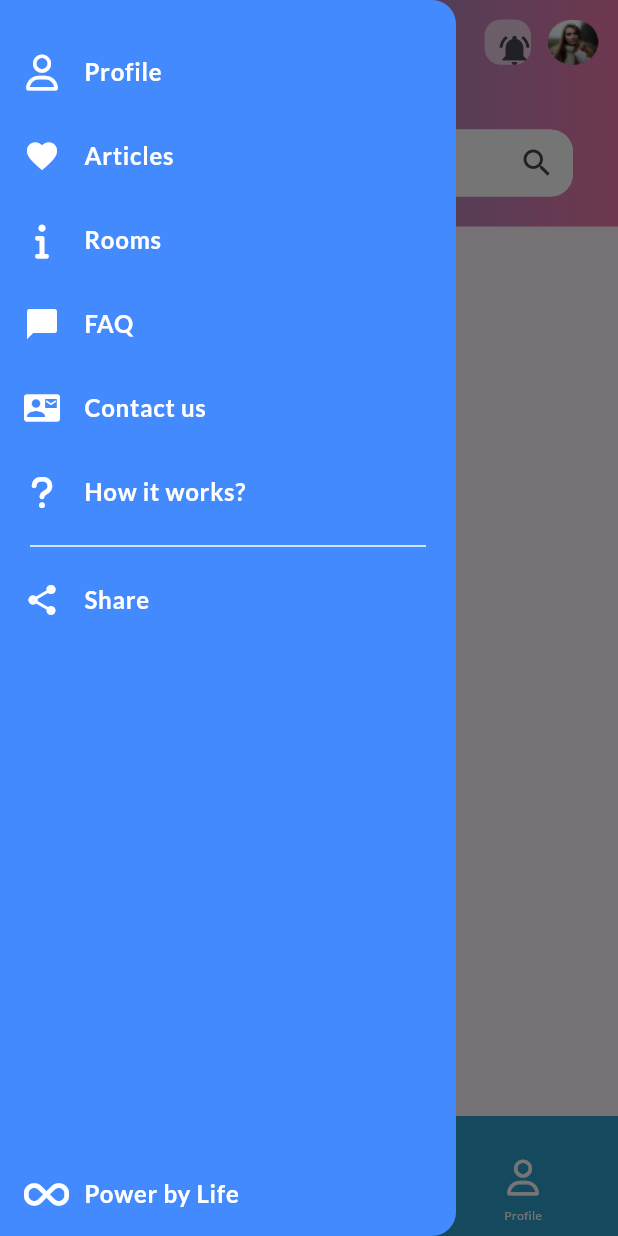
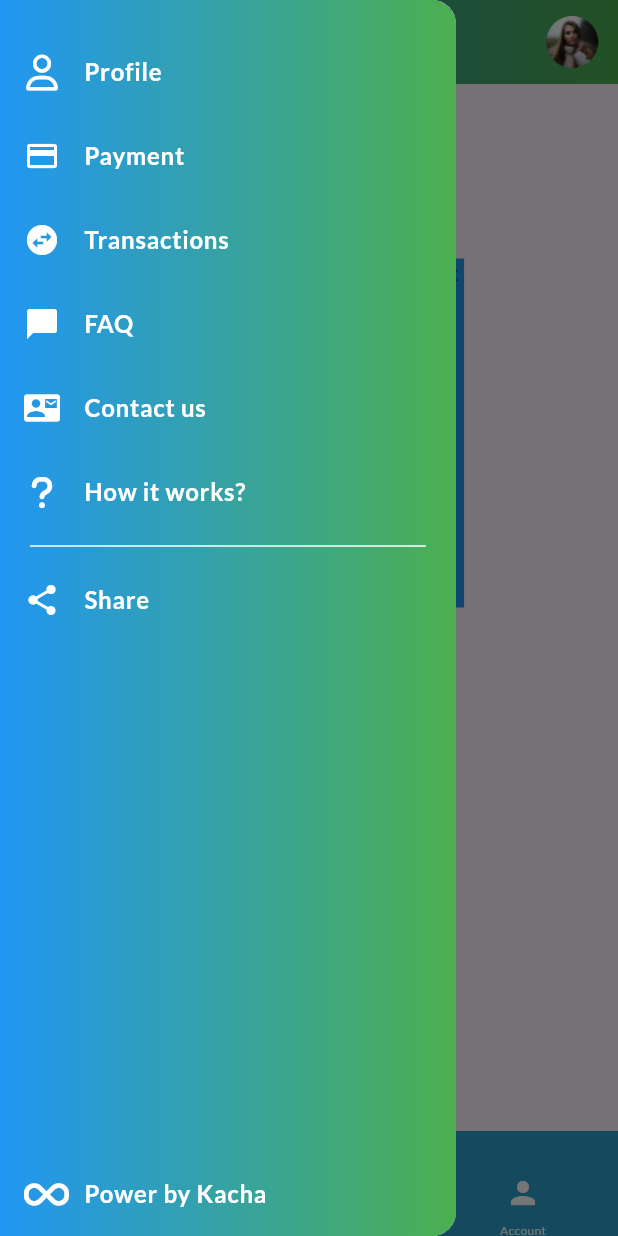
Before and after one commit to gechderib/bill_payment_app, a Flutter app: the MainScreen screen opened by its route, with the side drawer open, on a phone screen of 412 x 824 dp. Run offline on Flutter 3.47's test engine with Material 3 defaults, Android fonts, the phone set to English and light mode, and no system bars; our stand-ins replace font_awesome_flutter, google_fonts; Roboto replaces fonts that are missing (Mulish).

Commit message:
home page design

```diff
--- /dev/null
+++ b/lib/constants/const.dart
@@ -0,0 +1,2 @@
+const double APP_BAR_HEIGHT = 56;
+const double BOTTOM_SHEET_HEIGHT = 70;
--- /dev/null
+++ b/lib/custom_widgets/custom_bottom_menu.dart
@@ -0,0 +1,38 @@
+import 'package:flutter/material.dart';
+import 'package:google_fonts/google_fonts.dart';
+
+class CustomBottomMenu extends StatelessWidget {
+  const CustomBottomMenu(
+      {super.key,
+      required this.onClick,
+      required this.icon,
+      required this.menuName});
+
+  final Function onClick;
+  final IconData icon;
+  final String menuName;
+
+  @override
+  Widget build(BuildContext context) {
+    return Column(
+      mainAxisAlignment: MainAxisAlignment.start,
+      children: [
+        IconButton(
+          padding: const EdgeInsets.only(top: 10),
+          constraints: const BoxConstraints(),
+          onPressed: () => onClick,
+          icon: Icon(
+            icon,
+            color: Colors.white,
+          ),
+        ),
+        Text(
+          menuName,
+          style: GoogleFonts.lato(
+            textStyle: const TextStyle(fontSize: 8, color: Colors.white),
+          ),
+        ),
+      ],
+    );
+  }
+}
--- a/lib/custom_widgets/custom_drawer.dart
+++ b/lib/custom_widgets/custom_drawer.dart
@@ -8,9 +8,13 @@ class BillPaymentDrawer extends StatelessWidget {
   @override
   Widget build(BuildContext context) {
     return Drawer(
-      backgroundColor: Colors.blueAccent,
+      // backgroundColor: Colors.blueAccent,
       child: Container(
         padding: const EdgeInsets.only(top: 20),
+        decoration: const BoxDecoration(
+            gradient: LinearGradient(
+          colors: [Colors.blue, Colors.green],
+        )),
         child: Column(
           mainAxisAlignment: MainAxisAlignment.spaceBetween,
           children: [
@@ -39,11 +43,11 @@ class BillPaymentDrawer extends StatelessWidget {
                     Navigator.pop(context);
                   },
                   leading: const Icon(
-                    Icons.favorite,
+                    Icons.payment,
                     color: Colors.white,
                   ),
                   title: Text(
-                    'Articles',
+                    'Payment',
                     style: GoogleFonts.lato(
                       textStyle: const TextStyle(
                           fontSize: 16,
@@ -57,11 +61,11 @@ class BillPaymentDrawer extends StatelessWidget {
                     Navigator.pop(context);
                   },
                   leading: const Icon(
-                    FontAwesomeIcons.info,
+                    Icons.swap_horizontal_circle,
                     color: Colors.white,
                   ),
                   title: Text(
-                    'Rooms',
+                    'Transactions',
                     style: GoogleFonts.lato(
                       textStyle: const TextStyle(
                           fontSize: 16,
@@ -159,7 +163,7 @@ class BillPaymentDrawer extends StatelessWidget {
                 color: Colors.white,
               ),
               title: Text(
-                'Power by Life',
+                'Power by Kacha',
                 style: GoogleFonts.lato(
                   textStyle: const TextStyle(
                       fontSize: 16,
--- a/lib/screens/home_screen.dart
+++ b/lib/screens/home_screen.dart
@@ -1,86 +1,49 @@
+import 'package:billpayment/constants/const.dart';
+import 'package:billpayment/custom_widgets/custom_drawer.dart';
 import 'package:flutter/material.dart';
 
 class HomeScreen extends StatelessWidget {
   const HomeScreen({super.key});
   @override
   Widget build(BuildContext context) {
+    final size = MediaQuery.of(context).size;
+
     return Scaffold(
+      drawer: BillPaymentDrawer(),
       body: Container(
         child: Column(
           children: [
             Container(
-            height: 151,
-            decoration: BoxDecoration(
-              gradient: LinearGradient(
-                  colors: [Color(0XFF2AA5E8), Color(0XFFF07AAC)]),
+              height: 56,
+              decoration: const BoxDecoration(
+                gradient: LinearGradient(colors: [Colors.blue, Colors.green]),
               ),
-            child: Column(
-              children: [
-                Expanded(
-                  flex: 2,
               child: Row(
                 mainAxisAlignment: MainAxisAlignment.spaceBetween,
+                crossAxisAlignment: CrossAxisAlignment.center,
                 children: [
                   Container(
-                        width: 31,
-                        height: 31,
-                        margin: EdgeInsets.only(left: 12, top: 13),
-                        decoration: BoxDecoration(
-                          color: Color.fromRGBO(250, 250, 250, 0.5),
-                          borderRadius: BorderRadius.circular(10),
-                        ),
+                    width: 35,
+                    height: 35,
+                    margin: const EdgeInsets.only(left: 12),
                     child: Builder(
                       builder: (ctx) => IconButton(
                         onPressed: () {
                           Scaffold.of(ctx).openDrawer();
                         },
-                            icon: Icon(
+                        icon: const Icon(
                           Icons.menu,
-                              color: Colors.black,
+                          color: Colors.white,
                         ),
                       ),
                     ),
                   ),
-                      Row(
-                        children: [
                   Container(
-                            width: 31,
-                            height: 31,
-                            margin: EdgeInsets.only(top: 13),
-                            child: IconButton(
-                              onPressed: () {},
-                              icon: Icon(Icons.notifications_active),
-                            ),
-                            decoration: BoxDecoration(
-                              color: Color.fromRGBO(255, 255, 255, 0.6),
-                              borderRadius: BorderRadius.circular(11),
-                            ),
-                          ),
-                          const SizedBox(width: 11),
-                          Container(
-                            height: 34,
-                            width: 34,
-                            margin: EdgeInsets.only(top: 13, right: 13),
-                            decoration: BoxDecoration(
-                                image: const DecorationImage(
-                                    fit: BoxFit.fill,
-                                    image:
-                                        AssetImage("assets/images/prof.png")),
-                                borderRadius: BorderRadius.circular(20)),
-                          )
-                        ],
-                      ),
-                    ],
-                  ),
-                ),
-                Expanded(
-                  flex: 2,
-                  child: Container(
                     child: const Text(
-                      "Welcome Rahul",
+                      "Welcome Getachew",
                       style: TextStyle(
                         color: Colors.white,
-                        fontSize: 23,
+                        fontSize: 20,
                         fontWeight: FontWeight.w700,
                         fontFamily: "Mulish",
                         shadows: [
@@ -91,98 +54,53 @@ class HomeScreen extends StatelessWidget {
                       ),
                     ),
                   ),
+                  Row(
+                    children: [
+                      Container(
+                        height: 35,
+                        width: 35,
+                        margin: EdgeInsets.only(right: 13),
+                        decoration: BoxDecoration(
+                          image: const DecorationImage(
+                            fit: BoxFit.fill,
+                            image: AssetImage("assets/images/prof.png"),
+                          ),
+                          borderRadius: BorderRadius.circular(20),
+                        ),
+                      )
+                    ],
+                  ),
+                ],
+              ),
+            ),
+            Container(
+              height: size.height - (APP_BAR_HEIGHT + BOTTOM_SHEET_HEIGHT),
+              child: Column(
+                children: [
+                  Expanded(
+                    flex: 1,
+                    child: Container(
+                        decoration: BoxDecoration(color: Colors.blue),
+                        child: Text("Overview of bill summary ")),
+                  ),
+                  Expanded(
+                    flex: 2,
+                    child: Container(
+                        decoration: BoxDecoration(color: Colors.blue),
+                        child: Text("Overview of upcoming payment ")),
                   ),
                   Expanded(
                     flex: 3,
                     child: Container(
-                    margin:
-                        const EdgeInsets.only(left: 30, right: 30, bottom: 20),
-                    child: TextFormField(
-                      decoration: const InputDecoration(
-                          focusedBorder: OutlineInputBorder(
-                            borderSide: BorderSide(color: Colors.white),
-                            borderRadius: BorderRadius.all(
-                              Radius.circular(15),
-                            ),
-                          ),
-                          enabledBorder: OutlineInputBorder(
-                            borderSide: BorderSide(color: Colors.white),
-                            borderRadius: BorderRadius.all(
-                              Radius.circular(15),
-                            ),
-                          ),
-                          suffixIcon: Icon(Icons.search_outlined),
-                          contentPadding: EdgeInsets.only(
-                            left: 16,
-                          ),
-                          fillColor: Colors.white,
-                          filled: true,
-                          border: OutlineInputBorder(
-                            borderRadius: BorderRadius.all(
-                              Radius.circular(15),
-                            ),
-                          ),
-                          hintText: "Search Topics"),
-                    ),
-                  ),
+                        decoration: BoxDecoration(color: Colors.blue),
+                        child: Text("Overview of payment history ")),
                   ),
                 ],
               ),
             )
           ],
         ),
-    ));
+      ),
+    );
   }
 }
-
-
-
-
-
-
-
-
-
-
-
-
-
-
-
-
-
-
-      //     CustomScrollView(
-      //   slivers: <Widget>[
-      //     SliverAppBar(
-      //       expandedHeight: 56.0,
-      //       pinned: true,
-      //       leading: IconButton(
-      //         icon: const Icon(
-      //           Icons.arrow_back_ios, // Use your custom icon here
-      //           color: Colors.white, // Customize the icon color
-      //         ),
-      //         onPressed: () {
-      //           // Handle the back button press
-      //           Navigator.of(context).pop();
-      //         },
-      //       ),
-      //       flexibleSpace: FlexibleSpaceBar(
-      //         centerTitle: true,
-      //         title: const Text(
-      //           'Your Bill Bayment',
-      //           style: TextStyle(fontSize: 20),
-      //         ),
-      //         background: Container(
-      //           decoration: const BoxDecoration(
-      //             gradient: LinearGradient(
-      //               colors: [Colors.blue, Colors.green],
-      //               begin: Alignment.topLeft,
-      //               end: Alignment.bottomRight,
-      //             ),
-      //           ),
-      //         ),
-      //       ),
-      //     ),
-      //   ],
-      // ),
--- a/lib/screens/main_screen.dart
+++ b/lib/screens/main_screen.dart
@@ -1,3 +1,5 @@
+import 'package:billpayment/constants/const.dart';
+import 'package:billpayment/custom_widgets/custom_bottom_menu.dart';
 import 'package:billpayment/custom_widgets/custom_drawer.dart';
 import 'package:billpayment/screens/home_screen.dart';
 import 'package:billpayment/screens/profile_screen.dart';
@@ -61,115 +63,37 @@ class MainScreen extends StatelessWidget {
       ),
       floatingActionButtonLocation: FloatingActionButtonLocation.centerDocked,
       bottomNavigationBar: BottomAppBar(
+        height: BOTTOM_SHEET_HEIGHT,
         shape: const CircularNotchedRectangle(),
         color: Color.fromARGB(255, 45, 159, 204),
         child: Container(
-          height: 56,
           child: Row(
             mainAxisAlignment: MainAxisAlignment.spaceEvenly,
             children: [
-              Column(
-                mainAxisAlignment: MainAxisAlignment.start,
-                children: [
-                  IconButton(
-                    padding: const EdgeInsets.only(top: 10),
-                    constraints: const BoxConstraints(),
-                    onPressed: () {
-                      uiProvider.changeIndex(0);
-                    },
-                    icon: const Icon(
-                      Icons.home,
-                      color: Colors.white,
-                    ),
-                  ),
-                  Text(
-                    "Home",
-                    style: GoogleFonts.lato(
-                        textStyle:
-                            const TextStyle(fontSize: 8, color: Colors.white)),
-                  ),
-                ],
+              CustomBottomMenu(
+                onClick: () => {uiProvider.changeIndex(0)},
+                icon: Icons.home,
+                menuName: "Home",
               ),
-              Column(
-                children: [
-                  IconButton(
-                      padding: const EdgeInsets.only(top: 10),
-                      constraints: const BoxConstraints(),
-                      onPressed: () {
-                        uiProvider.changeIndex(1);
-                      },
-                      icon: const FaIcon(
-                        FontAwesomeIcons.book,
-                        color: Color.fromARGB(255, 255, 255, 255),
-                      )),
-                  Text(
-                    "Resources",
-                    style: GoogleFonts.lato(
-                        textStyle:
-                            const TextStyle(fontSize: 8, color: Colors.white)),
-                  ),
-                ],
+              CustomBottomMenu(
+                onClick: () => {uiProvider.changeIndex(1)},
+                icon: Icons.swap_horizontal_circle,
+                menuName: "Transaction",
               ),
-              Column(
-                mainAxisAlignment: MainAxisAlignment.end,
-                children: [
-                  IconButton(
-                      padding: const EdgeInsets.only(top: 10),
-                      constraints: const BoxConstraints(),
-                      onPressed: () {
-                        uiProvider.changeIndex(2);
-                      },
-                      icon: const Icon(
-                        Icons.help_outline_outlined,
-                        color: Colors.white,
-                      )),
-                  Text(
-                    "Help",
-                    style: GoogleFonts.lato(
-                        textStyle:
-                            const TextStyle(fontSize: 8, color: Colors.white)),
-                  ),
-                ],
+              CustomBottomMenu(
+                onClick: () => {uiProvider.changeIndex(2)},
+                icon: Icons.payment,
+                menuName: "Payment",
               ),
-              Column(
-                children: [
-                  IconButton(
-                      padding: const EdgeInsets.only(top: 10),
-                      constraints: const BoxConstraints(),
-                      onPressed: () {
-                        uiProvider.changeIndex(3);
-                      },
-                      icon: const Icon(
-                        Icons.help_outline_outlined,
-                        color: Colors.white,
-                      )),
-                  Text(
-                    "Help",
-                    style: GoogleFonts.lato(
-                        textStyle:
-                            const TextStyle(fontSize: 8, color: Colors.white)),
-                  ),
-                ],
+              CustomBottomMenu(
+                onClick: () => {uiProvider.changeIndex(3)},
+                icon: Icons.settings,
+                menuName: "Setting",
               ),
-              Column(
-                children: [
-                  IconButton(
-                      padding: const EdgeInsets.only(top: 10),
-                      constraints: const BoxConstraints(),
-                      onPressed: () {
-                        uiProvider.changeIndex(4);
-                      },
-                      icon: const FaIcon(
-                        FontAwesomeIcons.user,
-                        color: Colors.white,
-                      )),
-                  Text(
-                    "Profile",
-                    style: GoogleFonts.lato(
-                        textStyle:
-                            const TextStyle(fontSize: 8, color: Colors.white)),
-                  ),
-                ],
+              CustomBottomMenu(
+                onClick: () => {uiProvider.changeIndex(4)},
+                icon: Icons.person,
+                menuName: "Account",
               ),
             ],
           ),
@@ -178,3 +102,88 @@ class MainScreen extends StatelessWidget {
     );
   }
 }
+
+
+
+
+              // Column(
+              //   children: [
+              //     IconButton(
+              //         padding: const EdgeInsets.only(top: 10),
+              //         constraints: const BoxConstraints(),
+              //         onPressed: () {
+              //           uiProvider.changeIndex(1);
+              //         },
+              //         icon: const FaIcon(
+              //           FontAwesomeIcons.book,
+              //           color: Color.fromARGB(255, 255, 255, 255),
+              //         )),
+              //     Text(
+              //       "Resources",
+              //       style: GoogleFonts.lato(
+              //           textStyle:
+              //               const TextStyle(fontSize: 8, color: Colors.white)),
+              //     ),
+              //   ],
+              // ),
+              // Column(
+              //   mainAxisAlignment: MainAxisAlignment.end,
+              //   children: [
+              //     IconButton(
+              //         padding: const EdgeInsets.only(top: 10),
+              //         constraints: const BoxConstraints(),
+              //         onPressed: () {
+              //           uiProvider.changeIndex(2);
+              //         },
+              //         icon: const Icon(
+              //           Icons.help_outline_outlined,
+              //           color: Colors.white,
+              //         )),
+              //     Text(
+              //       "Help",
+              //       style: GoogleFonts.lato(
+              //           textStyle:
+              //               const TextStyle(fontSize: 8, color: Colors.white)),
+              //     ),
+              //   ],
+              // ),
+              // Column(
+              //   children: [
+              //     IconButton(
+              //         padding: const EdgeInsets.only(top: 10),
+              //         constraints: const BoxConstraints(),
+              //         onPressed: () {
+              //           uiProvider.changeIndex(3);
+              //         },
+              //         icon: const Icon(
+              //           Icons.help_outline_outlined,
+              //           color: Colors.white,
+              //         )),
+              //     Text(
+              //       "Help",
+              //       style: GoogleFonts.lato(
+              //           textStyle:
+              //               const TextStyle(fontSize: 8, color: Colors.white)),
+              //     ),
+              //   ],
+              // ),
+              // Column(
+              //   children: [
+              //     IconButton(
+              //         padding: const EdgeInsets.only(top: 10),
+              //         constraints: const BoxConstraints(),
+              //         onPressed: () {
+              //           uiProvider.changeIndex(4);
+              //         },
+              //         icon: const FaIcon(
+              //           FontAwesomeIcons.user,
+              //           color: Colors.white,
+              //         )),
+              //     Text(
+              //       "Profile",
+              //       style: GoogleFonts.lato(
+              //           textStyle:
+              //               const TextStyle(fontSize: 8, color: Colors.white)),
+              //     ),
+              //   ],
+              // ),
```
Lines whose indentation alone changed are shown as unchanged.
